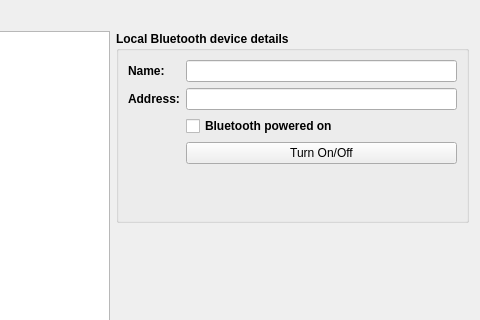
claudiuolteanu/subsurface, file qt-ui/btdeviceselectiondialog.ui: the form before one commit; both pictures show x 255 to 735 and y 0 to 320 of the 735 by 460 pixel window.
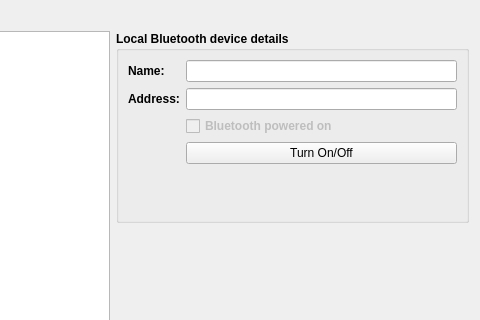
The form after the commit.

Commit message: Implement turn on/off functionality for local Bluetooth device and show its mode state

What changed in the file:
```diff
--- a/qt-ui/btdeviceselectiondialog.ui
+++ b/qt-ui/btdeviceselectiondialog.ui
@@ -143,7 +143,10 @@
        <widget class="QLineEdit" name="deviceAddress"/>
       </item>
       <item row="2" column="1">
-       <widget class="QCheckBox" name="checkBox">
+       <widget class="QCheckBox" name="deviceState">
+        <property name="enabled">
+         <bool>false</bool>
+        </property>
         <property name="sizePolicy">
          <sizepolicy hsizetype="Fixed" vsizetype="Fixed">
           <horstretch>0</horstretch>
@@ -160,7 +163,7 @@
          <string>Bluetooth powered on</string>
         </property>
         <property name="checkable">
-         <bool>false</bool>
+         <bool>true</bool>
         </property>
        </widget>
       </item>
```
The commit also changes 2 other files.
